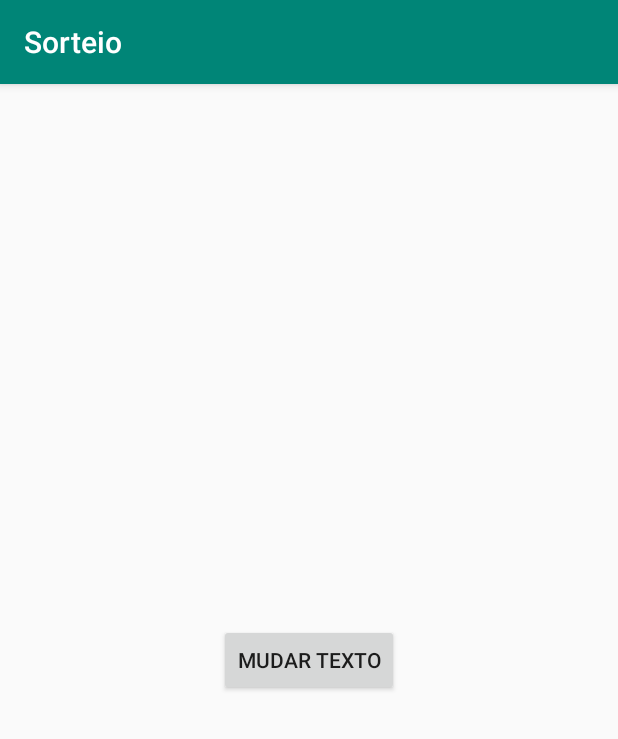
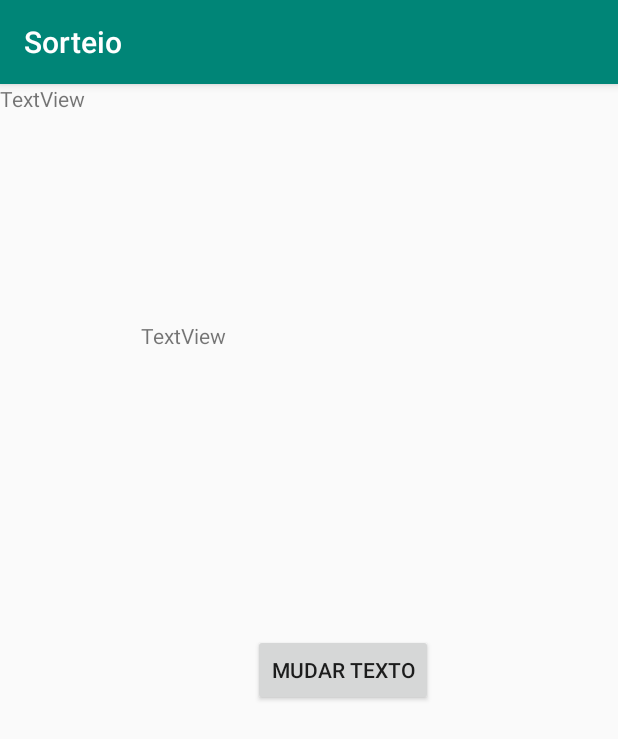
Before and after one commit to larissajunges/Sorteio, an Android app: the screen it shows after launch (MainActivity), on a phone screen of 412 x 824 dp. Shown: the top 739 px of the screen. Run offline under Robolectric (Android 15) with nearby library versions, the phone set to English and light mode, and no system bars; 1 statement that could not run was skipped.

Commit message:
exemplo 1

```diff
--- a/app/src/main/java/br/ifsc/edu/sorteio/MainActivity.java
+++ b/app/src/main/java/br/ifsc/edu/sorteio/MainActivity.java
@@ -1,19 +1,39 @@
 package br.ifsc.edu.sorteio;
 
+import androidx.annotation.Nullable;
 import androidx.appcompat.app.AppCompatActivity;
 
 import android.os.Bundle;
+import android.os.PersistableBundle;
+import android.util.Log;
 import android.view.View;
+import android.widget.Button;
+import android.widget.EditText;
 import android.widget.TextView;
 
 import org.w3c.dom.Text;
+
+import static android.view.View.*;
 
 public class MainActivity extends AppCompatActivity {
 
     @Override
     protected void onCreate(Bundle savedInstanceState) {
+        TextView tv;
+        EditText editText;
+        Button button;
         super.onCreate(savedInstanceState);
         setContentView(R.layout.activity_main);
+        Log.d("LifeCycleActivity","OnCreate");
+        tv = findViewById(R.id.textViewResultado);
+        editText = findViewById(R.id.editText);
+        button = findViewById(R.id.button);
+        button.setOnClickListener(new OnClickListener() {
+            @Override
+            public void onClick(View view) {
+                tv.setText(editText.getText().toString());
+            }
+        });
     }
 
     public void mudarTexto(View view){
@@ -21,4 +41,25 @@ public class MainActivity extends AppCompatActivity {
         v.setText("Finishing");
 
     }
+
+    @Override
+    protected void onResume() {
+        super.onResume();
+        Log.d("Resume", "OnResume");
+    }
+
+    @Override
+    protected void onPause() {
+        super.onPause();
+        Log.d("onPause", "onPause");
+    }
+
+    @Override
+    protected void onRestart() {
+        super.onRestart();
+        Log.d("onRestart", "onRestart");
+
+    }
+
+
 }
--- a/app/src/main/res/layout/activity_main.xml
+++ b/app/src/main/res/layout/activity_main.xml
@@ -15,15 +15,49 @@
         app:layout_constraintLeft_toLeftOf="parent"
         app:layout_constraintRight_toRightOf="parent" />
 
+    <!--
+
+    <TextView
+        android:layout_width="wrap_content"
+        android:layout_height="wrap_content"
+        android:text="hello world"
+        app:layout_constraintBottom_toBottomOf="parent"
+        app:layout_constraintLeft_toLeftOf="parent"
+        app:layout_constraintLeft_toRightOf="parent"
+        app:layout_constraintLeft_toTopOf="parent"/>-->
+
     <Button
         android:id="@+id/button"
         android:layout_width="wrap_content"
         android:layout_height="wrap_content"
+        android:layout_marginBottom="341dp"
         android:onClick="mudarTexto"
         android:text="Mudar texto"
         app:layout_constraintBottom_toBottomOf="parent"
         app:layout_constraintEnd_toEndOf="parent"
+        app:layout_constraintHorizontal_bias="0.578"
         app:layout_constraintStart_toStartOf="parent"
-        app:layout_constraintTop_toTopOf="parent" />
+        app:layout_constraintTop_toBottomOf="@+id/textViewResultado" />
+
+    <TextView
+        android:id="@+id/textViewResultado"
+        android:layout_width="275dp"
+        android:layout_height="54dp"
+        android:layout_marginStart="94dp"
+        android:layout_marginTop="146dp"
+        android:layout_marginBottom="142dp"
+        android:text="TextView"
+        app:layout_constraintBottom_toTopOf="@+id/button"
+        app:layout_constraintStart_toStartOf="parent"
+        app:layout_constraintTop_toTopOf="parent"
+        tools:ignore="MissingConstraints" />
+
+    <TextView
+        android:id="@+id/editText"
+        android:layout_width="wrap_content"
+        android:layout_height="wrap_content"
+        android:text="TextView"
+        tools:layout_editor_absoluteX="187dp"
+        tools:layout_editor_absoluteY="462dp" />
 
 </androidx.constraintlayout.widget.ConstraintLayout>
```
